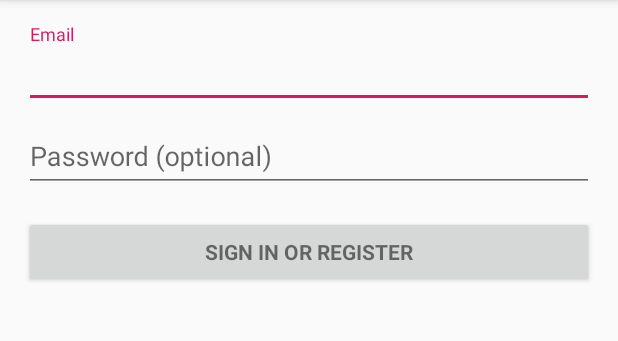
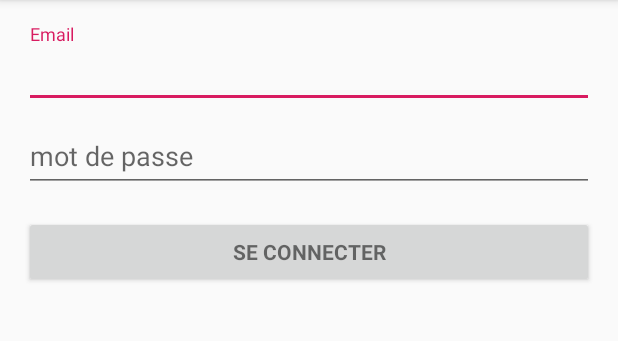
Before and after one commit to richardoot/MeetMyDoc-Android-, an Android app: the ConnexionActivity screen opened directly, with no data from a screen before it, on a phone screen of 412 x 824 dp, the part 84-425 px from its top. Run offline under Robolectric (Android 15) with nearby library versions, the phone set to English and light mode, and no system bars; our stand-ins replace Firebase (no records; nobody signed in at launch, a user with empty details on screens opened directly).

Commit message:
amelioration de la vue de connexion

```diff
--- a/app/src/main/res/values/strings.xml
+++ b/app/src/main/res/values/strings.xml
@@ -3,8 +3,8 @@
     <string name="title_activity_connexion">Sign in</string>
     <!-- Strings related to login -->
     <string name="prompt_email">Email</string>
-    <string name="prompt_password">Password (optional)</string>
-    <string name="action_sign_in">Sign in or register</string>
+    <string name="prompt_password">mot de passe</string>
+    <string name="action_sign_in">Se connecter</string>
     <string name="action_sign_in_short">Sign in</string>
     <string name="error_invalid_email">This email address is invalid</string>
     <string name="error_invalid_password">This password is too short</string>
```
